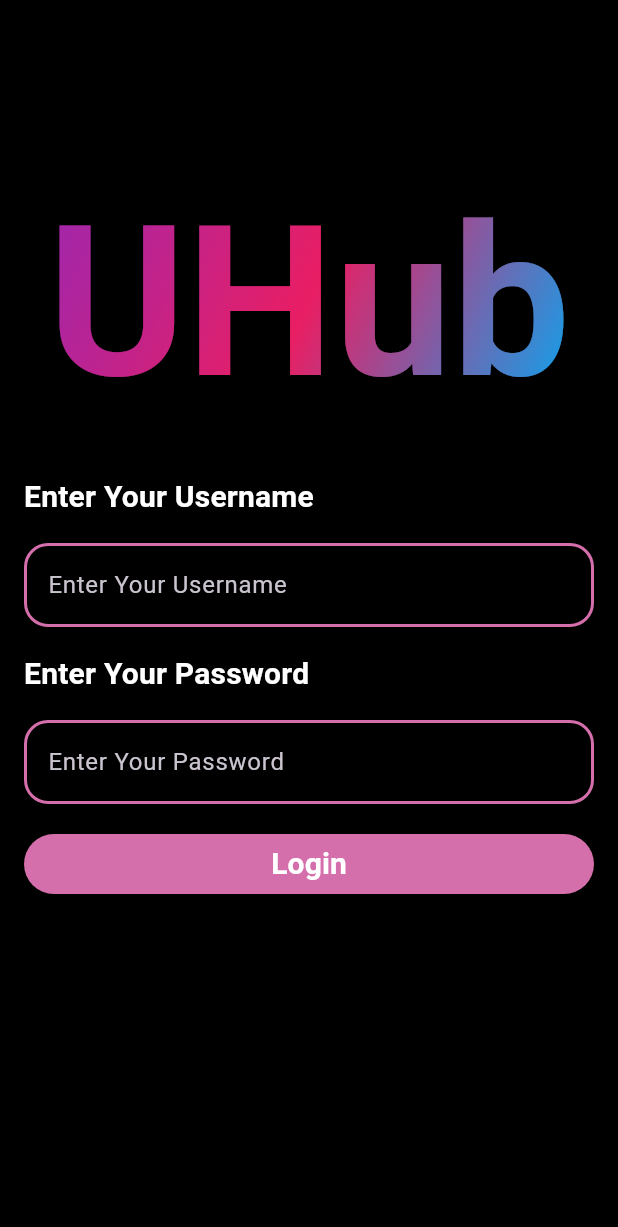
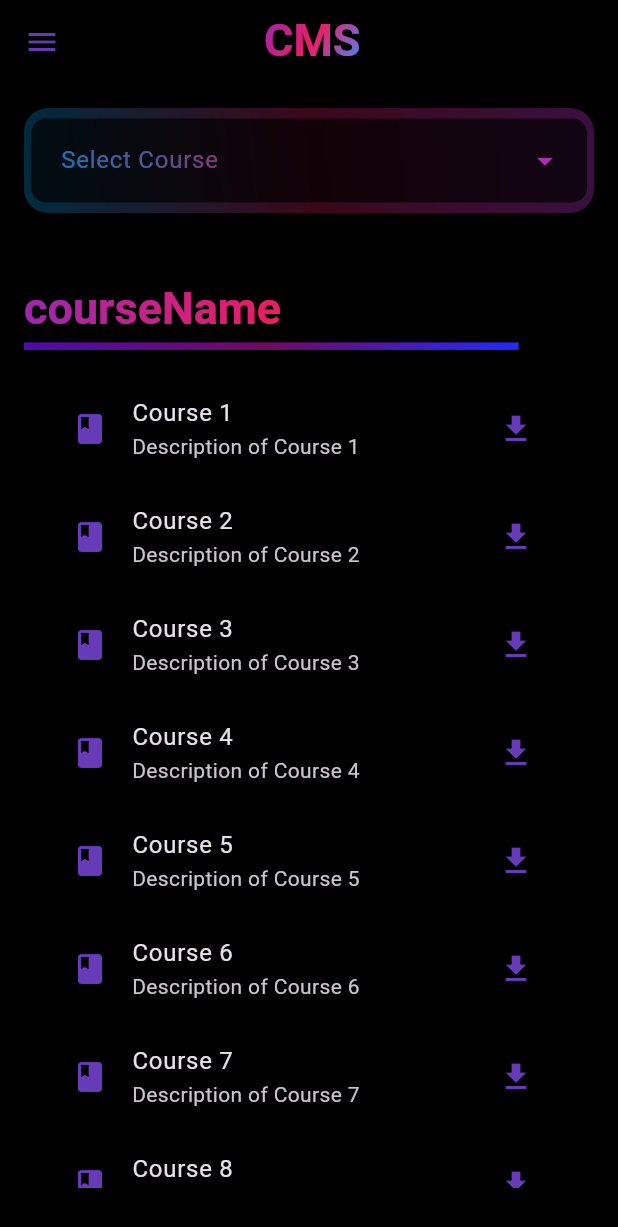
Before and after one commit to AlyTamer/uni-portal-app, a Flutter app: the screen it shows after launch, on a phone screen of 412 x 824 dp. Shown: the top 1227 px of the screen. Run offline on Flutter 3.47's test engine with Material 3 defaults, Android fonts, the light colour scheme and no system bars; our stand-ins replace shared_preferences, webview_flutter.

Commit message:
feat: add CMS home screen and view all courses functionality

```diff
--- a/lib/main.dart
+++ b/lib/main.dart
@@ -1,4 +1,6 @@
 import 'package:flutter/material.dart';
+import 'package:uni_portal_app/screens/cms/cms_main_screen.dart';
+import 'package:uni_portal_app/screens/cms/view_all_courses.dart';
 import 'package:uni_portal_app/screens/login_screen.dart';
 
 void main() {
@@ -11,6 +13,7 @@ class MainApp extends StatelessWidget {
   @override
   Widget build(BuildContext context) {
     return MaterialApp(
+      debugShowCheckedModeBanner: false,
       title: 'UHub',
       theme: ThemeData.dark().copyWith(
         colorScheme: ColorScheme.fromSeed(seedColor: Colors.deepPurpleAccent,
@@ -22,11 +25,11 @@ class MainApp extends StatelessWidget {
           titleMedium: TextStyle(fontSize: 20, fontWeight: FontWeight.bold),
           titleSmall: TextStyle(fontSize: 15, fontWeight: FontWeight.bold),
         ),
-       scaffoldBackgroundColor: Colors.black
+       scaffoldBackgroundColor: Colors.black,
 
       ),
 
-      home: LoginScreen(),
+      home: ViewAllScreen(),
     );
   }
 }
--- /dev/null
+++ b/lib/screens/cms/view_all_courses.dart
@@ -0,0 +1,306 @@
+import 'package:flutter/material.dart';
+
+class ViewAllScreen extends StatefulWidget {
+  const ViewAllScreen({super.key});
+
+  @override
+  State<ViewAllScreen> createState() => _ViewAllScreenState();
+}
+
+class _ViewAllScreenState extends State<ViewAllScreen> {
+  String courseName = '';
+  List<ListTile> courses = [
+    ListTile(
+      title: Text('Course 1'),
+      subtitle: Text('Description of Course 1'),
+      leading: Icon(Icons.book, color: Colors.deepPurple),
+      trailing: Icon(Icons.download, color: Colors.deepPurple),
+    ),
+    ListTile(
+      title: Text('Course 2'),
+      subtitle: Text('Description of Course 2'),
+      leading: Icon(Icons.book, color: Colors.deepPurple),
+      trailing: Icon(Icons.download, color: Colors.deepPurple),
+    ),
+    ListTile(
+      title: Text('Course 3'),
+      subtitle: Text('Description of Course 3'),
+      leading: Icon(Icons.book, color: Colors.deepPurple),
+      trailing: Icon(Icons.download, color: Colors.deepPurple),
+    ),
+    ListTile(
+      title: Text('Course 4'),
+      subtitle: Text('Description of Course 4'),
+      leading: Icon(Icons.book, color: Colors.deepPurple),
+      trailing: Icon(Icons.download, color: Colors.deepPurple),
+    ),
+    ListTile(
+      title: Text('Course 5'),
+      subtitle: Text('Description of Course 5'),
+      leading: Icon(Icons.book, color: Colors.deepPurple),
+      trailing: Icon(Icons.download, color: Colors.deepPurple),
+    ),
+    ListTile(
+      title: Text('Course 6'),
+      subtitle: Text('Description of Course 6'),
+      leading: Icon(Icons.book, color: Colors.deepPurple),
+      trailing: Icon(Icons.download, color: Colors.deepPurple),
+    ),
+    ListTile(
+      title: Text('Course 7'),
+      subtitle: Text('Description of Course 7'),
+      leading: Icon(Icons.book, color: Colors.deepPurple),
+      trailing: Icon(Icons.download, color: Colors.deepPurple),
+    ),
+    ListTile(
+      title: Text('Course 8'),
+      subtitle: Text('Description of Course 8'),
+      leading: Icon(Icons.book, color: Colors.deepPurple),
+      trailing: Icon(Icons.download, color: Colors.deepPurple),
+    ),
+    ListTile(
+      title: Text('Course 9'),
+      subtitle: Text('Description of Course 9'),
+      leading: Icon(Icons.book, color: Colors.deepPurple),
+      trailing: Icon(Icons.download, color: Colors.deepPurple),
+    ),
+    ListTile(
+      title: Text('Course 10'),
+      subtitle: Text('Description of Course 10'),
+      leading: Icon(Icons.book, color: Colors.deepPurple),
+      trailing: Icon(Icons.download, color: Colors.deepPurple),
+    ),
+  ];
+  @override
+  Widget build(BuildContext context) {
+    return SafeArea(
+      child: Scaffold(
+        drawer: Drawer(
+          backgroundColor: Color.fromRGBO(11, 11, 11, 1),
+          child: ListView(
+            padding: EdgeInsets.zero,
+            children: [
+              Container(
+                width: 150,
+                height: 70,
+                child: DrawerHeader(
+                  decoration: BoxDecoration(color: Colors.black87),
+                  child: Text.rich(
+                    TextSpan(
+                      children: [
+                        WidgetSpan(
+                          child: ShaderMask(
+                            shaderCallback: (bounds) =>
+                                LinearGradient(
+                                  colors: [
+                                    Colors.purple,
+                                    Colors.pink,
+                                    Colors.blueAccent,
+                                  ],
+                                  begin: Alignment.topLeft,
+                                  end: Alignment.bottomRight,
+                                ).createShader(
+                                  Rect.fromLTWH(
+                                    0,
+                                    0,
+                                    bounds.width,
+                                    bounds.height,
+                                  ),
+                                ),
+                            child: RichText(
+                              text: TextSpan(
+                                text: 'Menu',
+                                style: Theme.of(context).textTheme.titleLarge,
+                              ),
+                            ),
+                          ),
+                        ),
+                      ],
+                    ),
+                  ),
+                ),
+              ),
+              ListTile(
+                leading: Icon(Icons.home, color: Colors.deepPurple),
+                title: Text('Home'),
+                onTap: () {
+                  Navigator.pop(context); // Close drawer
+                },
+              ),
+              SizedBox(height: MediaQuery.of(context).size.height * 0.025),
+
+              SizedBox(height: MediaQuery.of(context).size.height * 0.025),
+
+              ListTile(
+                leading: Icon(Icons.logout, color: Colors.red),
+                title: Text('Logout'),
+                onTap: () {
+                  Navigator.pop(context); // Add your logout logic here
+                },
+              ),
+            ],
+          ),
+        ),
+        appBar: AppBar(
+          leading: Builder(
+            builder: (context) => Container(
+              width: 50,
+              height: 50,
+              decoration: BoxDecoration(
+                shape: BoxShape.circle,
+                color: Colors.black,
+                boxShadow: [BoxShadow(blurRadius: 10.0, spreadRadius: 2.0)],
+              ),
+              child: IconButton(
+                icon: Icon(Icons.menu, color: Colors.deepPurple),
+                onPressed: () {
+                  Scaffold.of(context).openDrawer();
+                },
+              ),
+            ),
+          ),
+          title: Text.rich(
+            TextSpan(
+              children: [
+                WidgetSpan(
+                  child: ShaderMask(
+                    shaderCallback: (bounds) =>
+                        LinearGradient(
+                          colors: [
+                            Colors.purple,
+                            Colors.pink,
+                            Colors.blueAccent,
+                          ],
+                          begin: Alignment.topLeft,
+                          end: Alignment.bottomRight,
+                        ).createShader(
+                          Rect.fromLTWH(0, 0, bounds.width, bounds.height),
+                        ),
+                    child: RichText(
+                      text: TextSpan(
+                        text: 'CMS',
+                        style: Theme.of(context).textTheme.titleLarge,
+                      ),
+                    ),
+                  ),
+                ),
+              ],
+            ),
+          ),
+          titleSpacing: 120,
+        ),
+        body: Padding(
+          padding: const EdgeInsets.all(16.0),
+          child: Column(
+            mainAxisAlignment: MainAxisAlignment.start,
+            children: [
+              ShaderMask(
+                shaderCallback: (bounds) =>
+                    LinearGradient(
+                      colors: [
+                        Colors.purpleAccent,
+                        Colors.pink,
+                        Colors.lightBlue,
+                      ],
+                      begin: Alignment.topRight,
+                      end: Alignment.centerLeft,
+                    ).createShader(
+                      Rect.fromLTWH(0, 0, bounds.width, bounds.height),
+                    ),
+                child: Container(
+                  decoration: BoxDecoration(
+                    color: Color.fromRGBO(65, 65, 65, 1),
+                    borderRadius: BorderRadius.circular(16.0),
+                  ),
+                  height: 70,
+                  width: double.infinity,
+                  child: Center(
+                    child: DropdownMenu(
+                      inputDecorationTheme: InputDecorationTheme(
+                        filled: true,
+                        fillColor: Color.fromRGBO(15, 15, 15, 0.9),
+                        border: OutlineInputBorder(
+                          borderRadius: BorderRadius.circular(10.0),
+                          borderSide: BorderSide.none,
+                        ),
+                        contentPadding: EdgeInsets.symmetric(
+                          horizontal: 16.0,
+                          vertical: 12.0,
+                        ),
+                      ),
+                      width: MediaQuery.of(context).size.width * 0.9,
+                      dropdownMenuEntries: [
+                        DropdownMenuEntry(value: 'math', label: 'Math'),
+                        DropdownMenuEntry(value: 'physics', label: 'Physics'),
+                      ],
+                      hintText: 'Select Course',
+                    ),
+                  ),
+                ),
+              ),
+              const SizedBox(height: 45),
+              Align(
+                alignment: Alignment.centerLeft,
+                child: Text.rich(
+                  TextSpan(
+                    children: [
+                      WidgetSpan(
+                        child: ShaderMask(
+                          shaderCallback: (bounds) =>
+                              LinearGradient(
+                                colors: [
+                                  Colors.purple,
+                                  Colors.pink,
+                                  Colors.blueAccent,
+                                ],
+                                begin: Alignment.topLeft,
+                                end: Alignment.bottomRight,
+                              ).createShader(
+                                Rect.fromLTWH(
+                                  0,
+                                  0,
+                                  bounds.width,
+                                  bounds.height,
+                                ),
+                              ),
+                          child: Column(
+                            crossAxisAlignment: CrossAxisAlignment.start,
+                            children: [
+                              RichText(
+                                text: TextSpan(
+                                  text: 'courseName',
+                                  style: Theme.of(context).textTheme.titleLarge,
+                                ),
+                              ),
+                              const SizedBox(height: 3),
+                              Container(
+                                width: MediaQuery.of(context).size.width * 0.80,
+                                height: 5,
+                                color: Colors.deepPurpleAccent,
+                              ),
+                            ],
+                          ),
+                        ),
+                      ),
+                    ],
+                  ),
+                ),
+              ),
+              Expanded(
+                child: Padding(
+                  padding: const EdgeInsets.all(16.0),
+                  child: ListView.builder(
+                    itemBuilder: (context, idx) {
+                      return courses[idx];
+                    },
+                    itemCount: courses.length,
+                  ),
+                ),
+              ),
+            ],
+          ),
+        ),
+      ),
+    );
+  }
+}
--- a/lib/screens/main_screen.dart
+++ b/lib/screens/main_screen.dart
@@ -3,7 +3,7 @@ import 'package:shared_preferences/shared_preferences.dart';
 import 'package:uni_portal_app/screens/login_screen.dart';
 
 import '../functions/webview_util.dart';
-import 'app_icon_widget.dart';
+import '../widgets/app_icon_widget.dart';
 import 'mailbox_screen.dart';
 
 class HomeScreen extends StatelessWidget {
@@ -117,7 +117,7 @@ class HomeScreen extends StatelessWidget {
                           ElevatedButton(
                             onPressed: () async {
                               SharedPreferences prefs =
-                                  await SharedPreferences.getInstance();
+                              await SharedPreferences.getInstance();
                               await prefs.remove('savedUsername');
                               await prefs.remove('savedPassword');
                               await clearWebViewSession();
```
Also changed, not shown: lib/screens/cms/cms_main_screen.dart (added, +156 -0 lines), lib/widgets/app_icon_widget.dart (renamed from lib/screens/app_icon_widget.dart).
